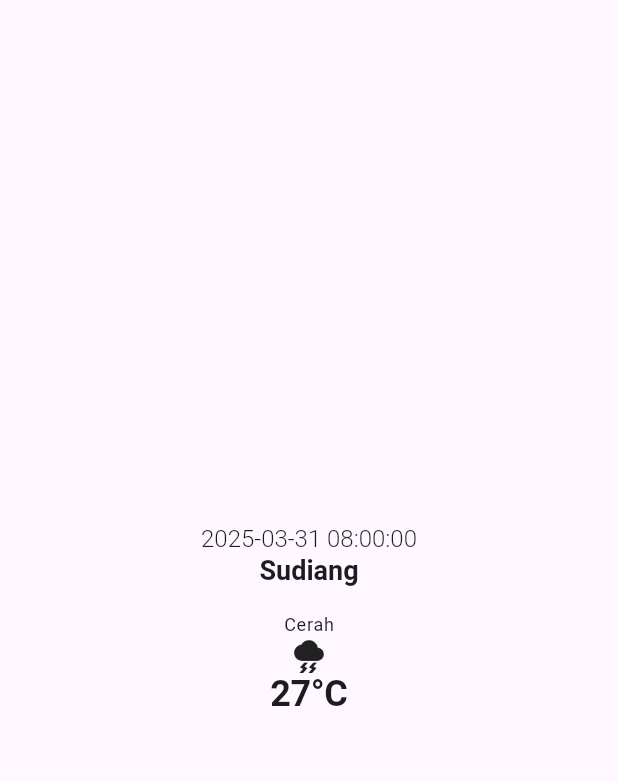
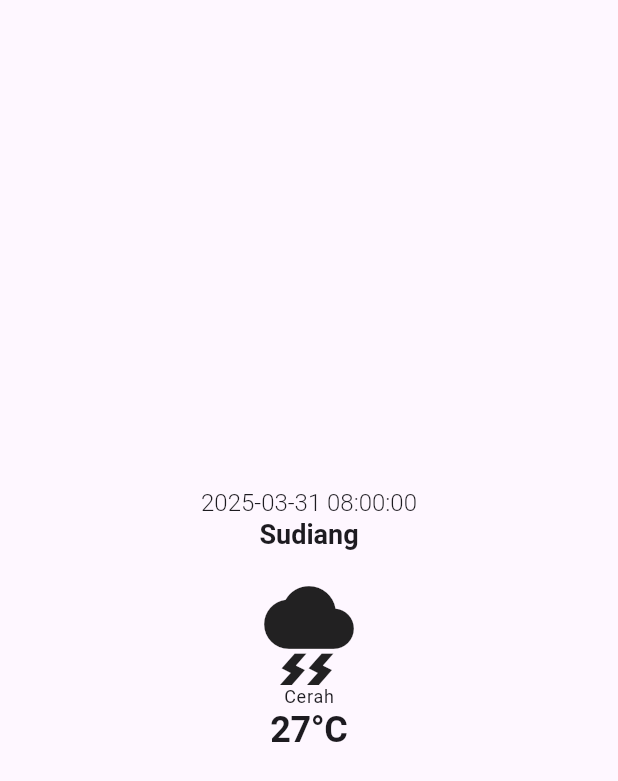
Before and after one commit to fakhri-rasyad/bmkg_weather, a Flutter app: the screen it shows after launch, on a phone screen of 412 x 824 dp. Shown: the top 781 px of the screen. Run offline on Flutter 3.47's test engine with Material 3 defaults, Android fonts, the phone set to English and light mode, and no system bars.

Commit message:
feat: Change widget stack on CurrentWeatherCard

```diff
--- a/lib/presentation/home/widget/home_screen.dart
+++ b/lib/presentation/home/widget/home_screen.dart
@@ -39,11 +39,14 @@ class CurrentWeatherCard extends StatelessWidget {
   Widget build(BuildContext context) {
     return Column(
       children: [
+        const Icon(
+          Icons.thunderstorm,
+          size: 72,
+        ),
         Text(
           weatherDesc,
           style: Theme.of(context).textTheme.labelMedium,
         ),
-        const Icon(Icons.thunderstorm),
         Text(
           "$weatherTemp°C",
           style: Theme.of(context).textTheme.displayLarge,
```
